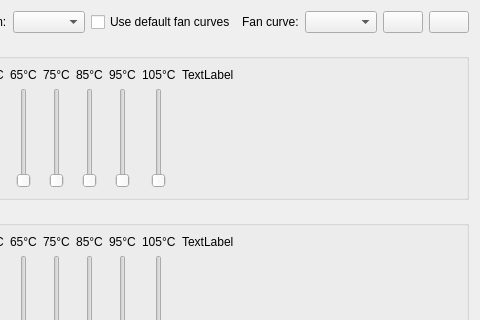
The window that src/ui/fansTab/FansTab.ui (ioerrorle/G14ControlPP) describes before a commit, drawn with Qt 5; both pictures show x 112 to 592 and y 0 to 320 of the 592 by 406 pixel window.
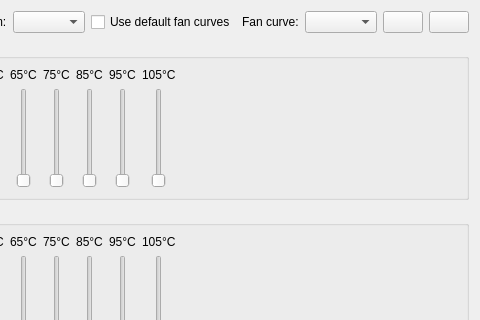
The same window after the commit.

```diff
--- a/src/ui/fansTab/FansTab.ui
+++ b/src/ui/fansTab/FansTab.ui
@@ -230,7 +230,7 @@
         <item alignment="Qt::AlignTop">
          <widget class="QLabel" name="cpuRPM">
           <property name="text">
-           <string>TextLabel</string>
+           <string/>
           </property>
          </widget>
         </item>
@@ -409,7 +409,7 @@
         <item alignment="Qt::AlignTop">
          <widget class="QLabel" name="gpuRPM">
           <property name="text">
-           <string>TextLabel</string>
+           <string/>
           </property>
          </widget>
         </item>
```
